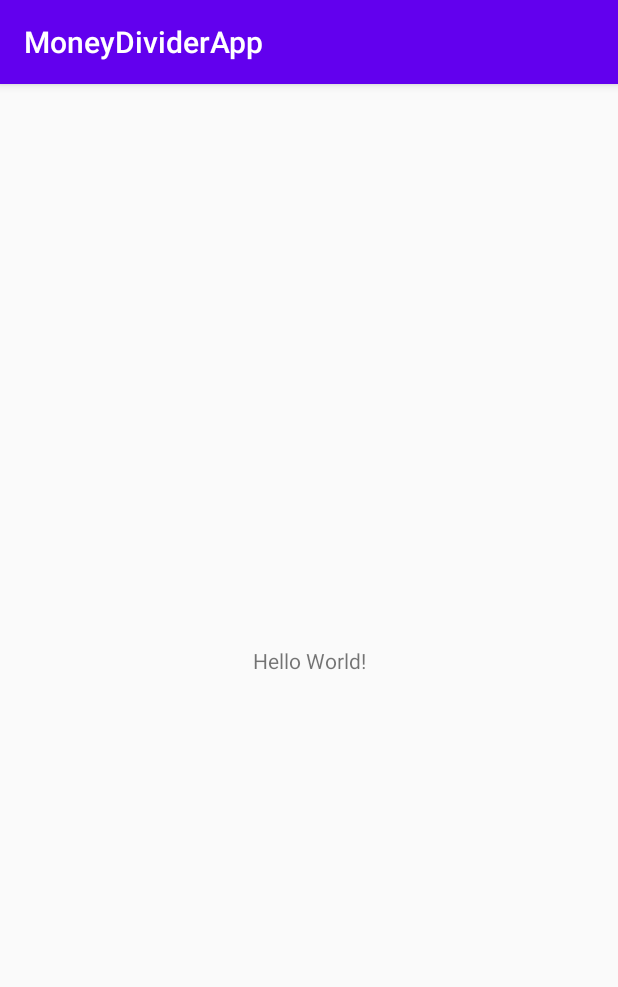
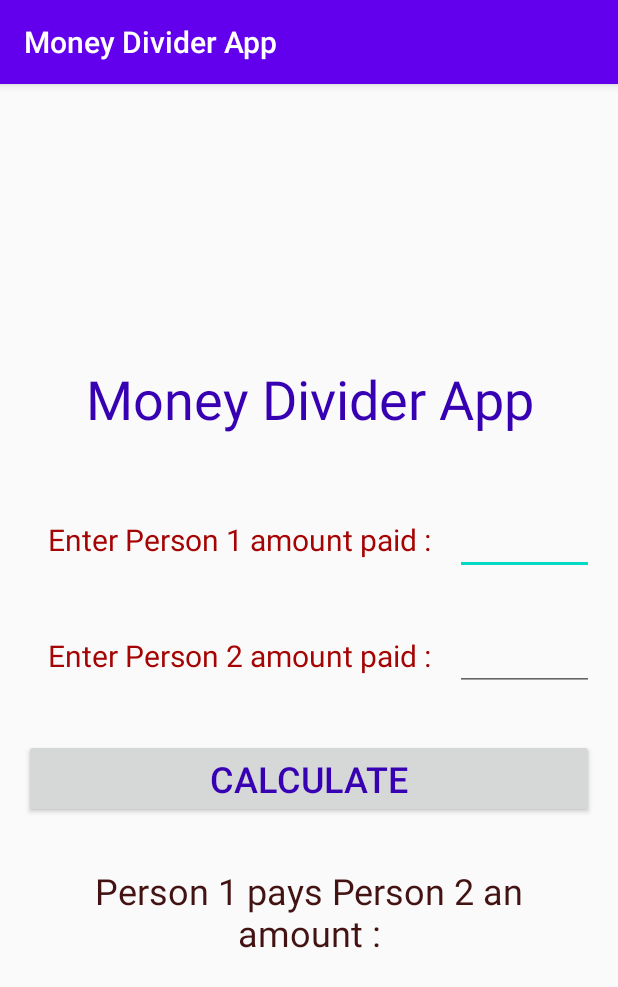
Before and after one commit to SayantanBanerjee16/MoneyDividerApp, an Android app: the screen it shows after launch (MainActivity), on a phone screen of 412 x 824 dp. Shown: the top 987 px of the screen. Run offline under Robolectric (Android 15) with nearby library versions, the phone set to English and light mode, and no system bars.

Commit message:
Portrait mode created

```diff
--- a/app/src/main/res/layout/activity_main.xml
+++ b/app/src/main/res/layout/activity_main.xml
@@ -1,18 +1,99 @@
 <?xml version="1.0" encoding="utf-8"?>
-<androidx.constraintlayout.widget.ConstraintLayout xmlns:android="http://schemas.android.com/apk/res/android"
-    xmlns:app="http://schemas.android.com/apk/res-auto"
+<RelativeLayout xmlns:android="http://schemas.android.com/apk/res/android"
     xmlns:tools="http://schemas.android.com/tools"
     android:layout_width="match_parent"
     android:layout_height="match_parent"
-    tools:context=".MainActivity">
+    android:gravity="center_vertical">
 
     <TextView
-        android:layout_width="wrap_content"
+        android:id="@+id/heading"
+        android:layout_width="match_parent"
         android:layout_height="wrap_content"
-        android:text="Hello World!"
-        app:layout_constraintBottom_toBottomOf="parent"
-        app:layout_constraintLeft_toLeftOf="parent"
-        app:layout_constraintRight_toRightOf="parent"
-        app:layout_constraintTop_toTopOf="parent" />
+        android:layout_marginBottom="16dp"
+        android:gravity="center"
+        android:padding="16dp"
+        android:text="@string/app_name"
+        android:textColor="@color/colorPrimaryDark"
+        android:textSize="36sp" />
 
-</androidx.constraintlayout.widget.ConstraintLayout>
+    <LinearLayout
+        android:id="@+id/person1"
+        android:layout_width="match_parent"
+        android:layout_height="wrap_content"
+        android:layout_below="@+id/heading"
+        android:layout_margin="16dp"
+        android:orientation="horizontal">
+
+        <TextView
+            android:layout_width="wrap_content"
+            android:layout_height="wrap_content"
+            android:layout_marginStart="16dp"
+            android:text="@string/person1"
+            android:textColor="@color/colorRed"
+            android:textSize="20sp" />
+
+        <EditText
+            android:id="@+id/person1amount"
+            android:layout_width="0dp"
+            android:layout_height="wrap_content"
+            android:layout_marginStart="16dp"
+            android:layout_weight="1"
+            android:autofillHints="1234"
+            android:ems="10"
+            android:inputType="number" />
+
+    </LinearLayout>
+
+    <LinearLayout
+        android:id="@+id/person2"
+        android:layout_width="match_parent"
+        android:layout_height="wrap_content"
+        android:layout_below="@+id/person1"
+        android:layout_margin="16dp"
+        android:orientation="horizontal">
+
+        <TextView
+            android:layout_width="wrap_content"
+            android:layout_height="wrap_content"
+            android:layout_marginStart="16dp"
+            android:text="@string/person2"
+            android:textColor="@color/colorRed"
+            android:textSize="20sp" />
+
+        <EditText
+            android:id="@+id/person2amount"
+            android:layout_width="0dp"
+            android:layout_height="wrap_content"
+            android:layout_marginStart="16dp"
+            android:layout_weight="1"
+            android:autofillHints="1234"
+            android:ems="10"
+            android:inputType="number"
+            tools:ignore="LabelFor" />
+
+    </LinearLayout>
+
+    <Button
+        android:id="@+id/calculate"
+        android:layout_width="match_parent"
+        android:layout_height="wrap_content"
+        android:layout_below="@+id/person2"
+        android:layout_margin="16dp"
+        android:textSize="24sp"
+        android:foregroundGravity="center"
+        android:gravity="center"
+        android:text="@string/calculate"
+        android:textColor="@color/colorPrimaryDark" />
+
+    <TextView
+        android:layout_width="match_parent"
+        android:layout_height="wrap_content"
+        android:layout_marginStart="16dp"
+        android:text="@string/amount1more"
+        android:layout_margin="16dp"
+        android:gravity="center"
+        android:maxLines="2"
+        android:layout_below="@+id/calculate"
+        android:textColor="@color/colorBrown"
+        android:textSize="24sp" />
+</RelativeLayout>
--- a/app/src/main/res/values/colors.xml
+++ b/app/src/main/res/values/colors.xml
@@ -3,4 +3,6 @@
     <color name="colorPrimary">#6200EE</color>
     <color name="colorPrimaryDark">#3700B3</color>
     <color name="colorAccent">#03DAC5</color>
+    <color name="colorRed">#A50404</color>
+    <color name="colorBrown">#431313</color>
 </resources>
--- a/app/src/main/res/values/strings.xml
+++ b/app/src/main/res/values/strings.xml
@@ -1,3 +1,9 @@
 <resources>
-    <string name="app_name">MoneyDividerApp</string>
+    <string name="app_name">Money Divider App</string>
+    <string name="person1">Enter Person 1 amount paid :</string>
+    <string name="person2">Enter Person 2 amount paid :</string>
+    <string name="calculate">Calculate</string>
+    <string name="amount1more">Person 1 pays Person 2 an amount :</string>
+    <string name="amount2more">Enter Person 2 pays Person 2 an amount :</string>
+    <string name="amountEqual">Both amount are equal</string>
 </resources>
```
